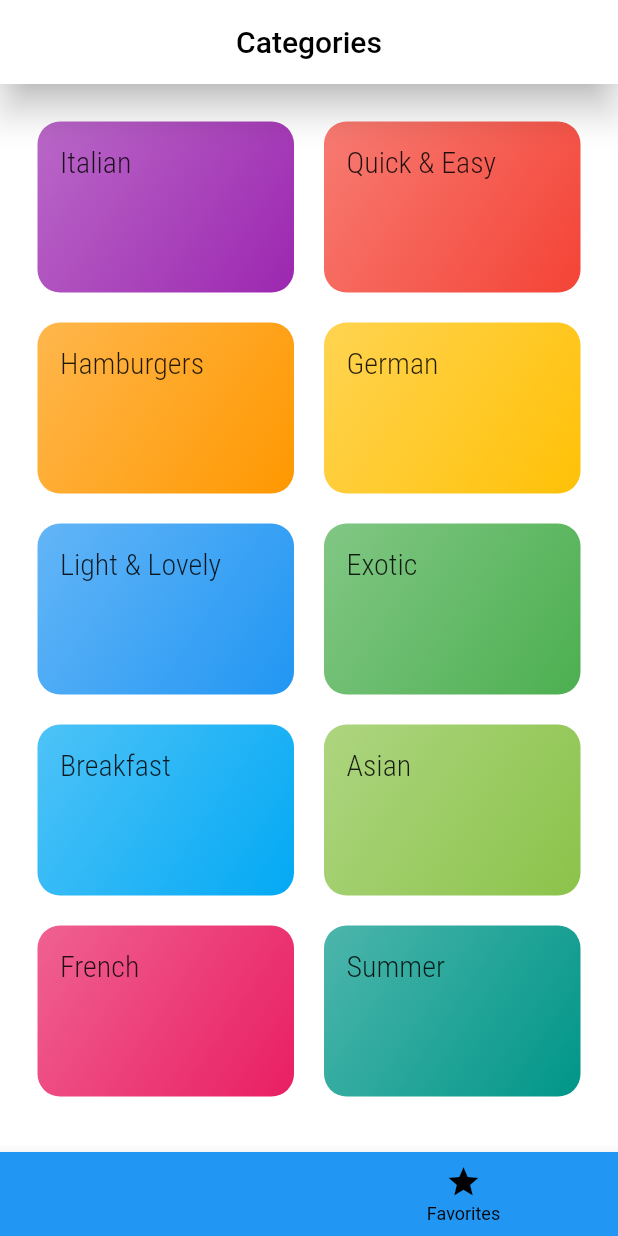
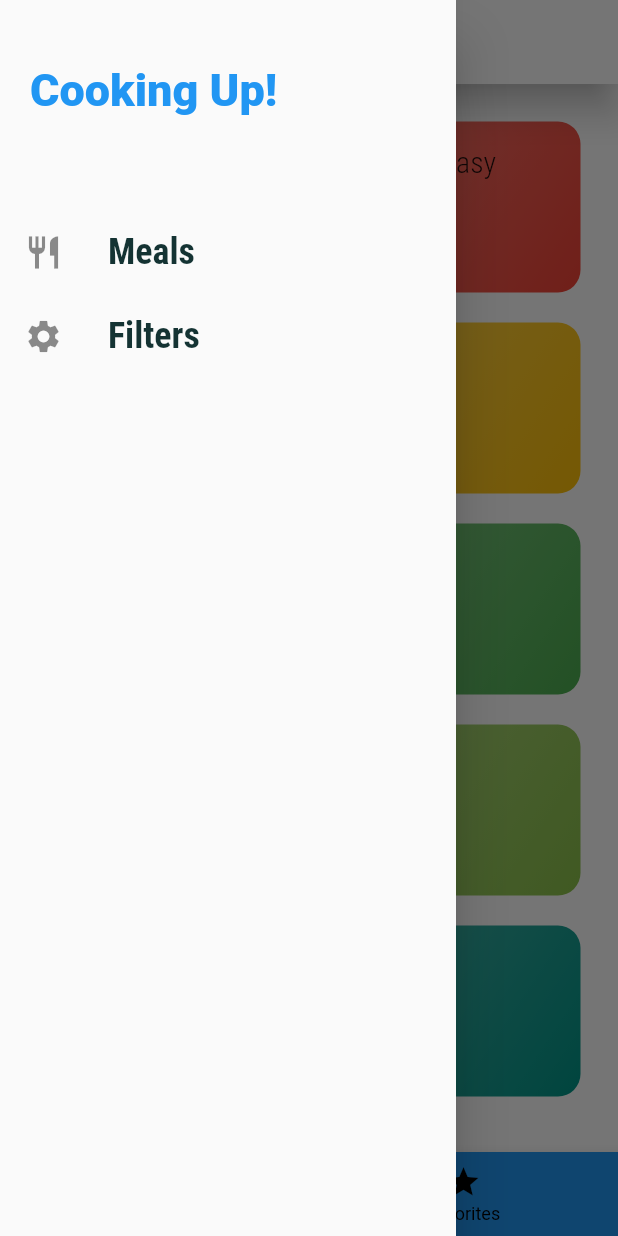
Before and after one commit to tonyhart7/recipe_menu_neumorphic, a Flutter app: the screen it shows after launch, with the side drawer open (before the commit the screen has no drawer), on a phone screen of 412 x 824 dp. Run offline on Flutter 3.47's test engine with Material 2 defaults, Android fonts, the phone set to English and light mode, and no system bars; drawn by our look-alikes of flutter_neumorphic.

Commit message:
add drawer main screen

```diff
--- a/lib/screen/tabs_screen.dart
+++ b/lib/screen/tabs_screen.dart
@@ -2,6 +2,7 @@ import 'package:flutter/material.dart';
 import 'package:flutter_neumorphic/flutter_neumorphic.dart';
 import 'package:recipe_menu_neumorphic/screen/categories_screen.dart';
 import 'package:recipe_menu_neumorphic/screen/faforites_screen.dart';
+import 'package:recipe_menu_neumorphic/widgets/main_drawer.dart';
 
 class TabScreen extends StatefulWidget {
   @override
@@ -37,8 +38,16 @@ class _TabScreenState extends State<TabScreen> {
           _pages[_selectedPageIndex]["title"],
           style: TextStyle(color: Colors.black),
         ),
+        leading: Builder(
+          builder: (ctx1) => IconButton(
+            icon: Icon(Icons.menu_rounded),
+            color: Theme.of(context).accentColor,
+            onPressed: () => Scaffold.of(ctx1).openDrawer(),
+          ),
+        ),
         centerTitle: true,
       ),
+      drawer: MainDrawer(),
       body: _pages[_selectedPageIndex]["page"],
       bottomNavigationBar: BottomNavigationBar(
         onTap: _selectPage,
--- /dev/null
+++ b/lib/widgets/main_drawer.dart
@@ -0,0 +1,55 @@
+import 'package:flutter/material.dart';
+
+class MainDrawer extends StatelessWidget {
+  Widget buildListTile(String title, IconData icon) {
+    return ListTile(
+      leading: Icon(
+        icon,
+        size: 26,
+      ),
+      title: Text(
+        title,
+        style: TextStyle(
+          fontFamily: "RobotoCondensed",
+          fontSize: 24,
+          fontWeight: FontWeight.bold,
+        ),
+      ),
+      onTap: () {},
+    );
+  }
+
+  @override
+  Widget build(BuildContext context) {
+    return Drawer(
+      child: Column(
+        children: [
+          Container(
+            height: 120,
+            width: double.infinity,
+            padding: EdgeInsets.all(20),
+            alignment: Alignment.centerLeft,
+            color: Theme.of(context).canvasColor,
+            child: Text(
+              "Cooking Up!",
+              style: TextStyle(
+                fontWeight: FontWeight.w900,
+                fontSize: 30,
+                color: Theme.of(context).primaryColor,
+              ),
+            ),
+          ),
+          SizedBox(height: 20),
+          buildListTile(
+            "Meals",
+            Icons.restaurant,
+          ),
+          buildListTile(
+            "Filters",
+            Icons.settings,
+          ),
+        ],
+      ),
+    );
+  }
+}
```
